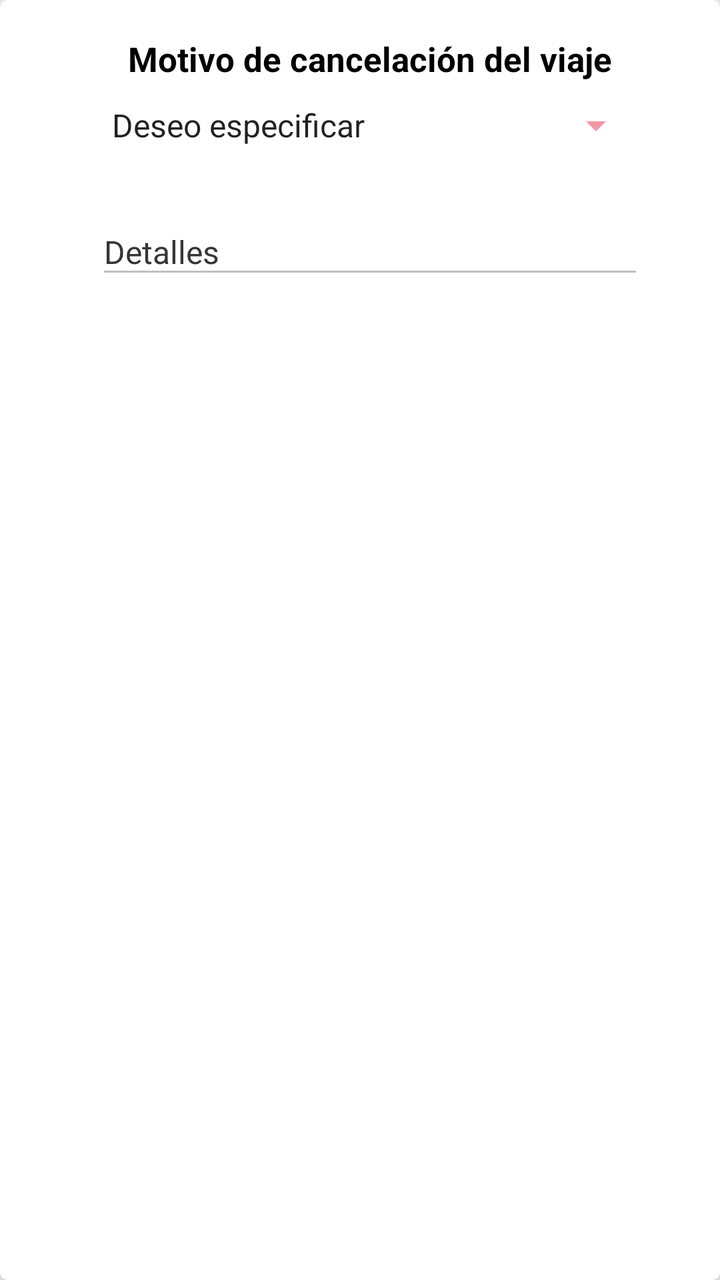
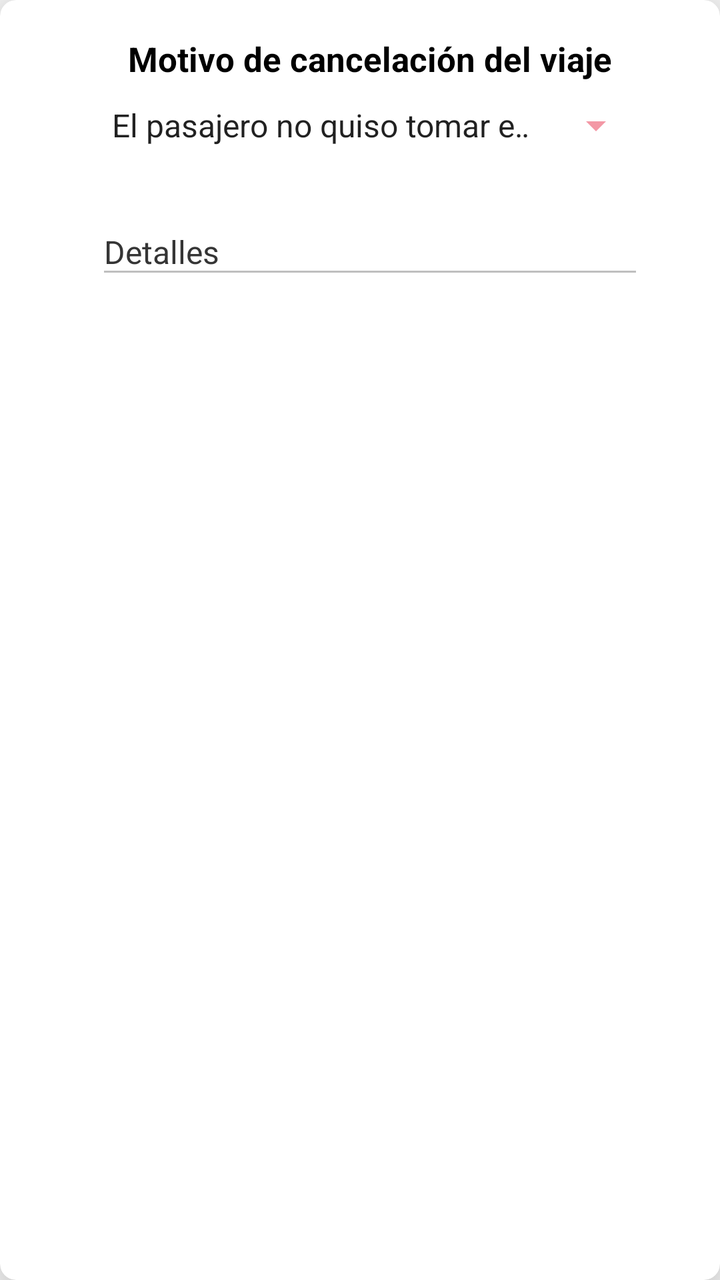

The first picture is an Android layout as it rendered before a commit; the second is the same layout after the commit. The layout source and the unified diff follow.
<!-- AndroidManifest.xml: application theme Theme.ToonsConductor -->
<!-- res/layout/promt_cancelar_motivo.xml -->
<?xml version="1.0" encoding="utf-8"?>
<androidx.cardview.widget.CardView xmlns:android="http://schemas.android.com/apk/res/android"
    xmlns:app="http://schemas.android.com/apk/res-auto"
        android:layout_width="match_parent"
        android:layout_height="wrap_content"
        android:foregroundGravity="center"
        app:cardCornerRadius="4dp"
        android:elevation="10dp"
        app:cardElevation="20dp"
        android:layout_margin="10dp">

    <LinearLayout
        android:layout_width="match_parent"
        android:layout_height="wrap_content"
        android:layout_margin="8dp"
        android:orientation="vertical">

        <LinearLayout
            android:id="@+id/LinearLayout_datosConductor"
            android:layout_width="match_parent"
            android:layout_height="wrap_content"
            android:orientation="vertical">


            <LinearLayout
                android:layout_width="match_parent"
                android:layout_height="wrap_content"
                android:orientation="horizontal"
                android:layout_marginRight="30dp"
                android:layout_marginLeft="30dp"
                android:layout_marginTop="10dp"
                android:gravity="center_vertical">

                <LinearLayout
                    android:layout_width="wrap_content"
                    android:layout_height="wrap_content"
                    android:orientation="vertical"
                    android:layout_weight="1"
                    android:layout_marginLeft="10dp">

                    <TextView
                        android:layout_width="wrap_content"
                        android:layout_height="wrap_content"
                        android:text="Motivo de cancelación del viaje"
                        android:textColor="@color/black"
                        android:layout_gravity="center"
                        android:textSize="17sp"
                        android:textStyle="bold" />

                    <Spinner
                        android:layout_gravity="center"
                        android:id="@+id/spinner_cancelaciones"
                        android:layout_marginTop="10dp"
                        android:layout_marginBottom="10dp"
                        android:layout_height="wrap_content"
                        android:backgroundTint="@color/red_claro"
                        android:layout_width="match_parent"
                        android:entries="@array/cancelaciones" />

                </LinearLayout>

            </LinearLayout>

            <LinearLayout
                android:layout_width="match_parent"
                android:layout_height="wrap_content"
                android:orientation="horizontal"
                android:layout_marginRight="30dp"
                android:layout_marginLeft="30dp"
                android:layout_marginTop="10dp"
                android:gravity="center_vertical">



                <LinearLayout
                    android:layout_width="wrap_content"
                    android:layout_height="wrap_content"
                    android:orientation="vertical"
                    android:layout_weight="1"
                    android:layout_marginLeft="10dp">

                    <com.google.android.material.textfield.TextInputLayout
                        style="@style/EditTextGrey"
                        android:layout_width="match_parent"
                        android:layout_height="wrap_content"
                        app:hintTextColor="@color/grey_dark"
                        app:startIconTint="@color/grey_dark">

                        <com.google.android.material.textfield.TextInputEditText
                            android:id="@+id/textFieldDetalles"
                            android:layout_width="match_parent"
                            android:layout_height="wrap_content"
                            android:hint="Detalles"
                            android:inputType="textMultiLine|textCapSentences"
                            android:textColor="@color/grey_dark"
                            android:textColorHint="@color/grey_dark"
                            android:textSize="16sp" />

                    </com.google.android.material.textfield.TextInputLayout>

                </LinearLayout>


            </LinearLayout>

        </LinearLayout>

    </LinearLayout>
    </androidx.cardview.widget.CardView>
<!-- resources referenced by this layout -->
<resources>
  <array name="cancelaciones">
          <item>Deseo especificar</item>
          <item>El pasajero no llegó</item>
          <item>El pasajero no quiso tomar el servicio</item>
          <item>Dirección o precio errados</item>
          <item>Mucho equipaje</item>
          <item>Dificultades para llegar al punto de encuentro</item>
      </array>
  <color name="black">#FF000000</color>
  <color name="grey_dark">#353535</color>
  <color name="red_claro">#F398A5</color>
  <style name="EditTextGrey" parent="TextAppearance.AppCompat">
          <item name="colorControlNormal">@color/grey_dark</item>
          <item name="colorControlActivated">@color/grey_dark</item>
          <item name="colorControlHighlight">@color/grey_dark</item>
          <item name="android:textColorHint">@color/grey_dark</item>
          <item name="colorAccent">@color/grey_dark</item>
          <item name="android:textColorPrimary">@color/grey_dark</item>
          <item name="colorSecondary">@color/grey_dark</item>
          <item name="colorOnPrimary">@color/grey_dark</item>
      </style>
  <style name="Theme.ToonsConductor" parent="Base.Theme.ToonsConductor" />
  <style name="Base.Theme.ToonsConductor" parent="Theme.AppCompat.Light.NoActionBar">
          
          <item name="colorPrimary">@color/rojo</item>
          <item name="colorPrimaryVariant">@color/white</item>
          <item name="colorOnPrimary">@color/white</item>
          
          <item name="colorSecondary">@color/black</item>
          <item name="colorSecondaryVariant">@color/rojo</item>
          <item name="colorOnSecondary">@color/black</item>
  
          <item name="android:statusBarColor">?attr/colorPrimary</item>
          <item name="colorControlNormal">@color/grey</item>
          <item name="colorControlActivated">@color/rojo</item>
          <item name="colorControlHighlight">@color/white</item>
          <item name="android:textColorHint">@color/white</item>
          <item name="android:progressBarStyle">@style/CustomProgressBar</item>
  
      </style>
  <color name="rojo">#EEF13737</color>
  <color name="white">#FFFFFFFF</color>
  <color name="grey">#BFBFBF</color>
  <style name="CustomProgressBar" parent="@android:style/Widget.ProgressBar">
          <item name="android:backgroundTint">@color/red</item>
      </style>
  <color name="red">#FF1739</color>
</resources>

<!-- the commit's change to res/layout/promt_cancelar_motivo.xml (unified diff, before → after) -->
@@ -4,7 +4,7 @@
         android:layout_width="match_parent"
         android:layout_height="wrap_content"
         android:foregroundGravity="center"
-        app:cardCornerRadius="4dp"
+        app:cardCornerRadius="8dp"
         android:elevation="10dp"
         app:cardElevation="20dp"
         android:layout_margin="10dp">
<!-- resource entries referenced after the edit -->
@@ -1,12 +1,14 @@
 <!-- resources referenced by this layout -->
 <resources>
   <array name="cancelaciones">
-          <item>Deseo especificar</item>
-          <item>El pasajero no llegó</item>
-          <item>El pasajero no quiso tomar el servicio</item>
-          <item>Dirección o precio errados</item>
-          <item>Mucho equipaje</item>
-          <item>Dificultades para llegar al punto de encuentro</item>
+          <item>El pasajero no quiso tomar el servicio.</item>
+          <item>El pasajero no llegó.</item>
+          <item>Dirección errada.</item>
+          <item>Precio errado.</item>
+          <item>Mucho equipaje.</item>
+          <item>Dificultades para llegar al punto de encuentro.</item>
+          <item>Zona peligrosa.</item>
+          <item>Vehiculo descompuesto.</item>
       </array>
   <color name="black">#FF000000</color>
   <color name="grey_dark">#353535</color>
